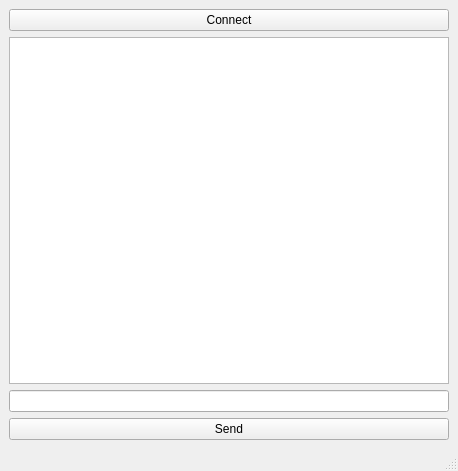
The window that Client/mainwindow.ui (furich42/Client-Server-Chat) describes before a commit, drawn with Qt 5.
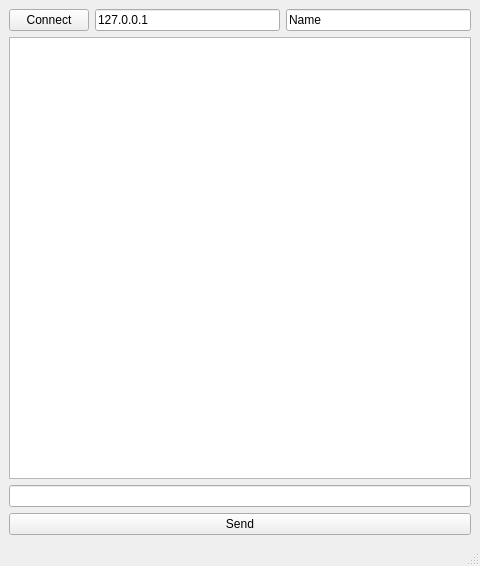
The same window after the commit.

Commit message: added clients defenition

```diff
--- a/Client/mainwindow.ui
+++ b/Client/mainwindow.ui
@@ -6,8 +6,8 @@
    <rect>
     <x>0</x>
     <y>0</y>
-    <width>458</width>
-    <height>471</height>
+    <width>480</width>
+    <height>566</height>
    </rect>
   </property>
   <property name="windowTitle">
@@ -16,6 +16,10 @@
   <widget class="QWidget" name="centralwidget">
    <layout class="QVBoxLayout" name="verticalLayout">
     <item>
+     <layout class="QHBoxLayout" name="horizontalLayout_2">
+      <item>
+       <layout class="QHBoxLayout" name="horizontalLayout">
+        <item>
      <widget class="QPushButton" name="ConnectButton">
       <property name="text">
        <string>Connect</string>
@@ -23,6 +27,24 @@
      </widget>
     </item>
     <item>
+         <widget class="QLineEdit" name="IpLine">
+          <property name="text">
+           <string>127.0.0.1</string>
+          </property>
+         </widget>
+        </item>
+        <item>
+         <widget class="QLineEdit" name="NameLine">
+          <property name="text">
+           <string>Name</string>
+          </property>
+         </widget>
+        </item>
+       </layout>
+      </item>
+     </layout>
+    </item>
+    <item>
      <widget class="QTextBrowser" name="OutputBrowser"/>
     </item>
     <item>
```
Left out of the diff: 2 changed lines with no effect on the pictures. Lines whose indentation alone changed are shown as unchanged. The commit also changes 2 other files.
